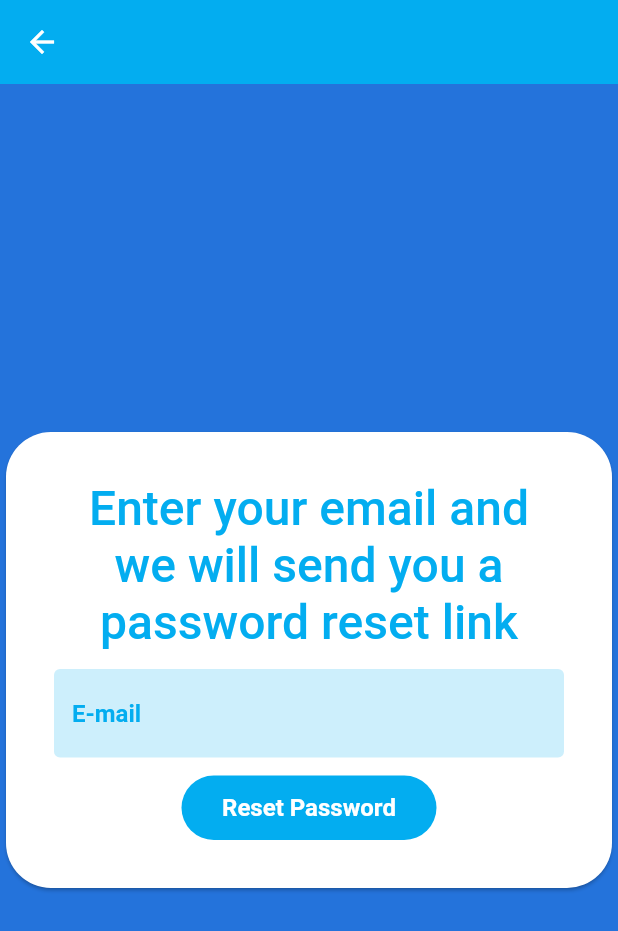
After one commit to PedroPassos87/nuniplay, a Flutter app: the ForgotPasswordPage screen opened directly, on a phone screen of 412 x 824 dp. The commit adds this screen. Shown: the top 931 px of the screen. Run offline on Flutter 3.47's test engine with Material 2 defaults, Android fonts, the phone set to English and light mode, and no system bars; our stand-ins replace animated_background, cloud_firestore, firebase_auth, firebase_core, flutter_spinkit, google_sign_in and 1 more; accounts and stored records are empty.

Commit message:
forgot password funcionando

```diff
--- /dev/null
+++ b/lib/pages/forgot_password_page.dart
@@ -0,0 +1,134 @@
+// ignore_for_file: prefer_const_constructors, prefer_const_literals_to_create_immutables, use_build_context_synchronously, avoid_print
+
+import 'package:firebase_auth/firebase_auth.dart';
+import 'package:firebase_core/firebase_core.dart';
+import 'package:flutter/material.dart';
+import 'package:uniplay/pages/auth_page.dart';
+
+import '../components/my_textfieldB.dart';
+
+class ForgotPasswordPage extends StatefulWidget {
+  const ForgotPasswordPage({super.key});
+
+  @override
+  State<ForgotPasswordPage> createState() => _ForgotPasswordPageState();
+}
+
+class _ForgotPasswordPageState extends State<ForgotPasswordPage> {
+  final _emailController = TextEditingController();
+
+  @override
+  void dispose() {
+    _emailController.dispose();
+    super.dispose();
+  }
+
+  Future passwordReset() async {
+    try {
+      await FirebaseAuth.instance.sendPasswordResetEmail(
+        email: _emailController.text.trim(),
+      );
+      await showDialog(
+        context: context,
+        builder: (context) {
+          return AlertDialog(
+            content: Text('Link sent, check your email.'),
+          );
+        },
+      );
+      return Navigator.pushReplacement(
+        context,
+        MaterialPageRoute(
+          builder: (_) => AuthPage(),
+        ),
+      );
+    } on FirebaseAuthException catch (e) {
+      print(e);
+      showDialog(
+        context: context,
+        builder: (context) {
+          return AlertDialog(
+            content: Text(e.message.toString()),
+          );
+        },
+      );
+    }
+  }
+
+  @override
+  Widget build(BuildContext context) {
+    return Scaffold(
+      backgroundColor: Color.fromARGB(255, 36, 115, 219),
+      appBar: AppBar(
+        backgroundColor: Color.fromARGB(255, 3, 173, 240),
+        elevation: 0,
+      ),
+      body: Column(
+        mainAxisAlignment: MainAxisAlignment.center,
+        children: [
+          Card(
+            shape: const RoundedRectangleBorder(
+              borderRadius: BorderRadius.only(
+                topLeft: Radius.circular(30),
+                topRight: Radius.circular(30),
+                bottomLeft: Radius.circular(30),
+                bottomRight: Radius.circular(30),
+              ),
+            ),
+            child: Padding(
+              padding: EdgeInsets.all(32.0),
+              child: Column(
+                crossAxisAlignment: CrossAxisAlignment.center,
+                children: [
+                  Text(
+                    'Enter your email and we will send you a password reset link', //escolher uma mensagem melhor
+                    style: TextStyle(
+                      color: Color.fromARGB(255, 3, 173, 240),
+                      fontWeight: FontWeight.w500,
+                      fontSize: 32,
+                    ),
+                    textAlign: TextAlign.center,
+                  ),
+
+                  const SizedBox(height: 12),
+
+                  //email textfield
+                  MyTextFieldB(
+                    controller: _emailController,
+                    hintText: 'E-mail',
+                    obscureText: false,
+                  ),
+                  const SizedBox(
+                    height: 12,
+                  ),
+
+                  GestureDetector(
+                    onTap: passwordReset,
+                    child: Container(
+                      padding: const EdgeInsets.all(12),
+                      margin: const EdgeInsets.symmetric(horizontal: 85),
+                      decoration: BoxDecoration(
+                        color: Color.fromARGB(255, 3, 173, 240),
+                        borderRadius: BorderRadius.circular(40),
+                      ),
+                      child: Center(
+                        child: Text(
+                          'Reset Password',
+                          style: const TextStyle(
+                            color: Colors.white,
+                            fontSize: 16,
+                            fontWeight: FontWeight.bold,
+                          ),
+                        ),
+                      ),
+                    ),
+                  ),
+                ],
+              ),
+            ),
+          ),
+        ],
+      ),
+    );
+  }
+}
```
Also changed, not shown: lib/pages/login_page.dart (+20 -5 lines), lib/pages/welcome_page.dart (+6 -2 lines).
